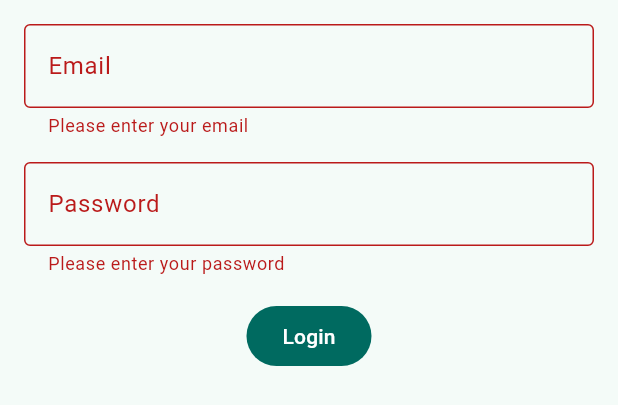
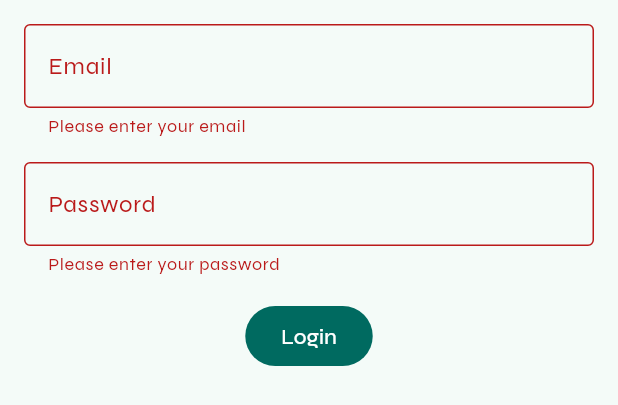
Before and after one commit to reedu-reengineering-education/sensebox-bike-flutter, a Flutter app: the LoginForm widget shown alone on an empty page, opened directly with empty values, after a tap on "Login", on a phone screen of 412 x 824 dp. Shown: the top 405 px of the screen. Run offline on Flutter 3.47's test engine with Material 3 defaults, Android fonts, the phone set to English and light mode, and no system bars; our stand-ins replace csv, flutter_blue_plus, flutter_dotenv, geolocator, google_fonts, isar and 4 more; missing offline and left inert: mapbox_maps_flutter; accounts and stored records are empty; generated files the repository leaves out were written again; network calls fail.

Commit message:
feat: update ui

```diff
--- a/lib/blocs/opensensemap_bloc.dart
+++ b/lib/blocs/opensensemap_bloc.dart
@@ -80,6 +80,11 @@ class OpenSenseMapBloc with ChangeNotifier {
 
   Future<SenseBox?> getSelectedSenseBox() async {
     final prefs = SharedPreferences.getInstance();
+    if (!_isAuthenticated) {
+      await prefs.then((prefs) => prefs.remove('selectedSenseBox'));
+      return null;
+    }
+
     final selectedSenseBoxJson =
         await prefs.then((prefs) => prefs.getString('selectedSenseBox'));
 
--- a/lib/main.dart
+++ b/lib/main.dart
@@ -1,6 +1,7 @@
 import 'dart:io';
 
 import 'package:flutter_dotenv/flutter_dotenv.dart';
+import 'package:google_fonts/google_fonts.dart';
 import 'package:sensebox_bike/blocs/opensensemap_bloc.dart';
 import 'package:sensebox_bike/blocs/sensor_bloc.dart';
 import 'package:sensebox_bike/blocs/track_bloc.dart';
@@ -59,6 +60,7 @@ class MyApp extends StatelessWidget {
       child: MaterialApp(
         title: 'senseBox:bike',
         theme: ThemeData(
+          textTheme: GoogleFonts.syneTextTheme(),
           colorSchemeSeed: Colors.teal,
           cardTheme: CardTheme(
             shape: RoundedRectangleBorder(
--- a/lib/services/opensensemap_service.dart
+++ b/lib/services/opensensemap_service.dart
@@ -59,7 +59,7 @@ class OpenSenseMapService {
 
       return responseData;
     } else {
-      throw Exception('Failed to log in');
+      throw Exception(json.decode(response.body)['message']);
     }
   }
 
@@ -184,77 +184,77 @@ class OpenSenseMapService {
       {
         "id": "0",
         "icon": 'osem-thermometer',
-        "title": 'Temperatur',
+        "title": 'Temperature',
         "unit": '°C',
         "sensorType": 'HDC1080'
       },
       {
         "id": "1",
         "icon": 'osem-humidity',
-        "title": 'rel. Luftfeuchte',
+        "title": 'Rel. Humidity',
         "unit": '%',
         "sensorType": 'HDC1080'
       },
       {
         "id": "2",
         "icon": 'osem-cloud',
-        "title": 'PM1',
+        "title": 'Finedust PM1',
         "unit": 'µg/m³',
         "sensorType": 'SPS30'
       },
       {
         "id": "3",
         "icon": 'osem-cloud',
-        "title": 'PM25',
+        "title": 'Finedust PM2.5',
         "unit": 'µg/m³',
         "sensorType": 'SPS30'
       },
       {
         "id": "4",
         "icon": 'osem-cloud',
-        "title": 'PM4',
+        "title": 'Finedust PM4',
         "unit": 'µg/m³',
         "sensorType": 'SPS30'
       },
       {
         "id": "5",
         "icon": 'osem-cloud',
-        "title": 'PM10',
+        "title": 'Finedust PM10',
         "unit": 'µg/m³',
         "sensorType": 'SPS30'
       },
       {
         "id": "6",
         "icon": 'osem-signal',
-        "title": 'Distanz Links',
+        "title": 'Distance Left',
         "unit": 'cm',
         "sensorType": 'HC-SR04'
       },
       {
         "id": "7",
         "icon": 'osem-shock',
-        "title": 'Beschleunigung X',
+        "title": 'Acceleration X',
         "unit": 'm/s²',
         "sensorType": 'MPU-6050'
       },
       {
         "id": "8",
         "icon": 'osem-shock',
-        "title": 'Beschleunigung Y',
+        "title": 'Acceleration Y',
         "unit": 'm/s²',
         "sensorType": 'MPU-6050'
       },
       {
         "id": "9",
         "icon": 'osem-shock',
-        "title": 'Beschleunigung Z',
+        "title": 'Acceleration Z',
         "unit": 'm/s²',
         "sensorType": 'MPU-6050'
       },
       {
         "id": "10",
         "icon": 'osem-dashboard',
-        "title": 'Geschwindigkeit',
+        "title": 'Speed',
         "unit": 'km/h',
         "sensorType": 'GPS'
       }
--- a/lib/ui/widgets/opensensemap/login.dart
+++ b/lib/ui/widgets/opensensemap/login.dart
@@ -68,7 +68,8 @@ class _LoginFormState extends State<LoginForm> {
                 },
               ),
               const SizedBox(height: 16),
-              FilledButton(
+              Builder(builder: (BuildContext context) {
+                return FilledButton(
                   onPressed: () async {
                     if (formKey.currentState?.validate() == true) {
                       try {
@@ -79,12 +80,33 @@ class _LoginFormState extends State<LoginForm> {
                         Navigator.pop(context); // Close after login
                         showLoginOrSenseBoxSelection(context, widget.bloc);
                       } catch (e) {
-                      print(e);
+                        showDialog(
+                            context: context,
+                            builder: (context) => AlertDialog(
+                                  content: Column(
+                                    mainAxisSize: MainAxisSize.min,
+                                    children: [
+                                      const Icon(Icons.error,
+                                          color: Colors.red),
+                                      const SizedBox(height: 8),
+                                      Text("Login failed",
+                                          style: Theme.of(context)
+                                              .textTheme
+                                              .headlineMedium),
+                                      SizedBox(height: 16),
+                                      Text(e.toString(),
+                                          style: Theme.of(context)
+                                              .textTheme
+                                              .bodyMedium),
+                                    ],
+                                  ),
+                                ));
                       }
                     }
                   },
                   child: const Text('Login'),
-              ),
+                );
+              }),
             ],
           ),
         ),
--- a/lib/ui/widgets/opensensemap/login_selection_modal.dart
+++ b/lib/ui/widgets/opensensemap/login_selection_modal.dart
@@ -67,6 +67,7 @@ Widget _buildSenseBoxSelection(BuildContext context, OpenSenseMapBloc bloc) {
                 icon: const Icon(Icons.arrow_back),
                 onPressed: () async => {
                   await bloc.logout(),
+                  Navigator.pop(context),
                   showLoginOrSenseBoxSelection(context, bloc)
                 },
               ),
--- a/pubspec.yaml
+++ b/pubspec.yaml
@@ -56,6 +56,7 @@ dependencies:
   http: ^1.2.2
   sentry_flutter: ^8.8.0
   flutter_dotenv: ^5.1.0
+  google_fonts: ^6.2.1
 
 dev_dependencies:
   flutter_test:
```
Also changed, not shown: pubspec.lock. Lines whose indentation alone changed are shown as unchanged.
